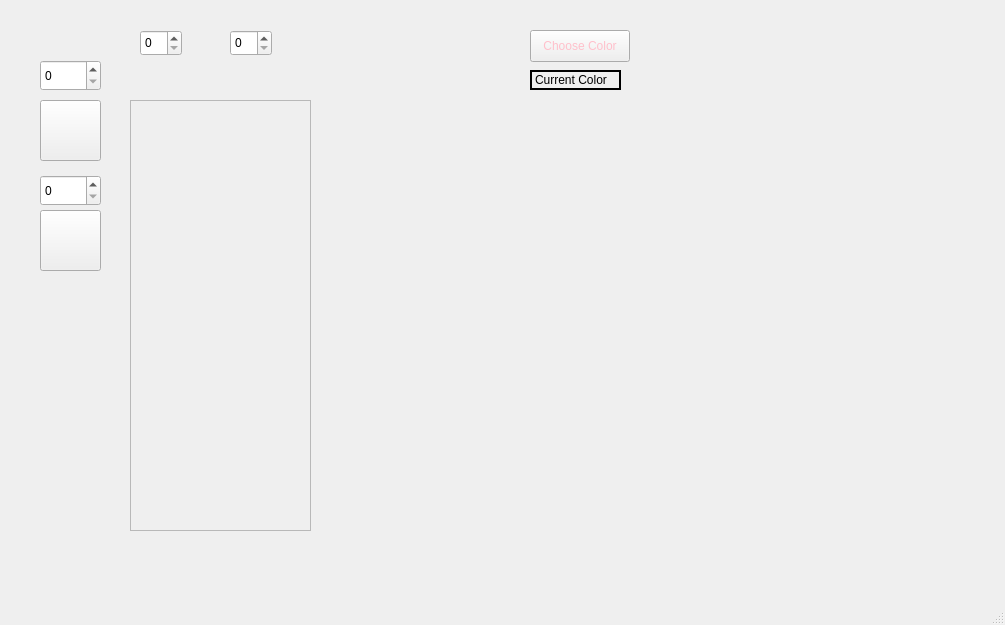
The window that mainwindow.ui (CatherineBao/color-alchemy) describes before a commit, drawn with Qt 5.
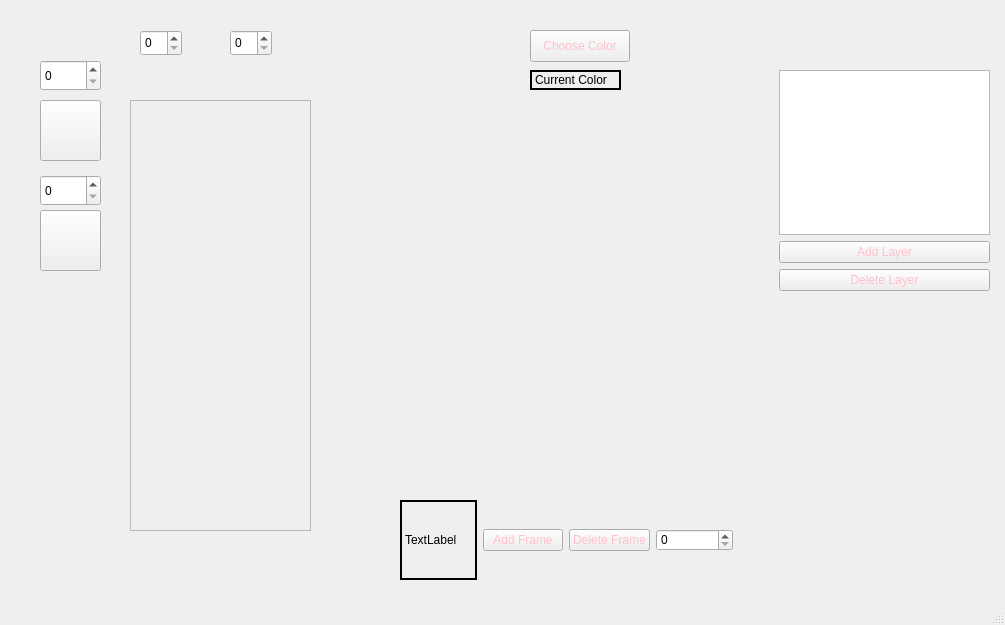
The same window after the commit. Icons and pictures are not drawn. Custom widgets are drawn as their Qt base class.

Commit message: Added layer/frame management functionality. Some small bugs to fix.

```diff
--- a/mainwindow.ui
+++ b/mainwindow.ui
@@ -162,6 +162,71 @@
      <string>Current Color</string>
     </property>
    </widget>
+   <widget class="QWidget" name="verticalLayoutWidget">
+    <property name="geometry">
+     <rect>
+      <x>779</x>
+      <y>70</y>
+      <width>211</width>
+      <height>221</height>
+     </rect>
+    </property>
+    <layout class="QVBoxLayout" name="verticalLayout">
+     <item>
+      <widget class="QListWidget" name="layerList"/>
+     </item>
+     <item>
+      <widget class="QPushButton" name="addLayerButton">
+       <property name="text">
+        <string>Add Layer</string>
+       </property>
+      </widget>
+     </item>
+     <item>
+      <widget class="QPushButton" name="deleteLayerButton">
+       <property name="text">
+        <string>Delete Layer</string>
+       </property>
+      </widget>
+     </item>
+    </layout>
+   </widget>
+   <widget class="QWidget" name="horizontalLayoutWidget">
+    <property name="geometry">
+     <rect>
+      <x>400</x>
+      <y>500</y>
+      <width>333</width>
+      <height>80</height>
+     </rect>
+    </property>
+    <layout class="QHBoxLayout" name="horizontalLayout">
+     <item>
+      <widget class="QLabel" name="frameCountLabel">
+       <property name="text">
+        <string>TextLabel</string>
+       </property>
+      </widget>
+     </item>
+     <item>
+      <widget class="QPushButton" name="addFrameButton">
+       <property name="text">
+        <string>Add Frame</string>
+       </property>
+      </widget>
+     </item>
+     <item>
+      <widget class="QPushButton" name="deleteFrameButton">
+       <property name="text">
+        <string>Delete Frame</string>
+       </property>
+      </widget>
+     </item>
+     <item>
+      <widget class="QSpinBox" name="frameSpinBox"/>
+     </item>
+    </layout>
+   </widget>
   </widget>
   <widget class="QStatusBar" name="statusbar"/>
  </widget>
```
The commit also changes 6 other files.
